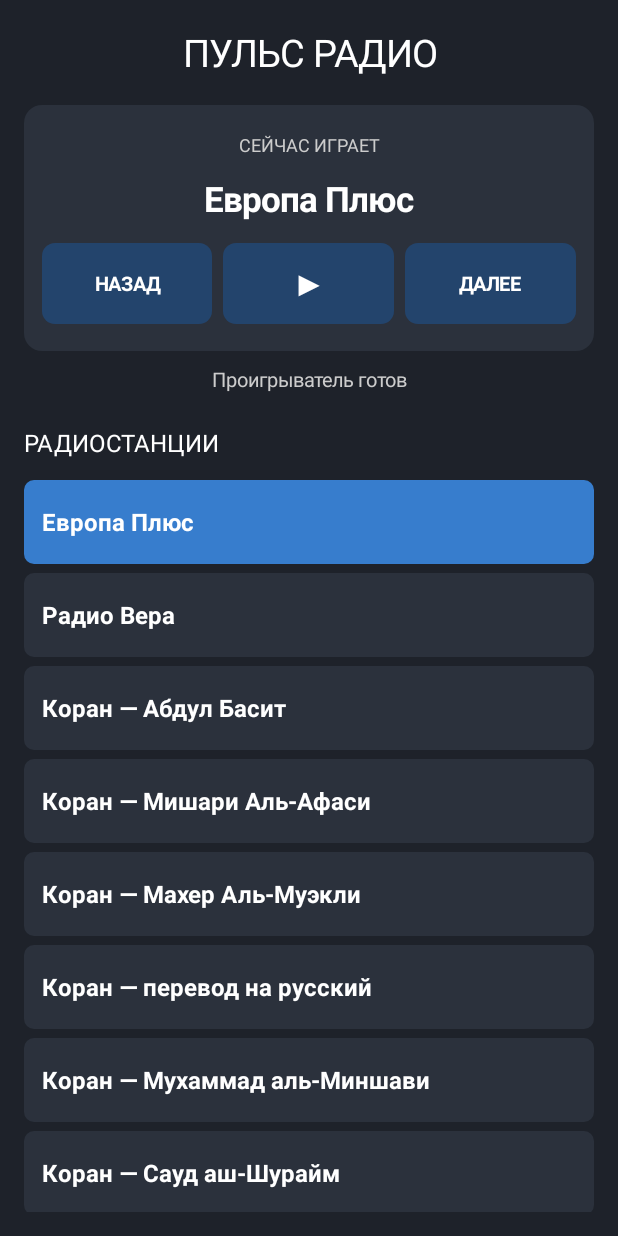
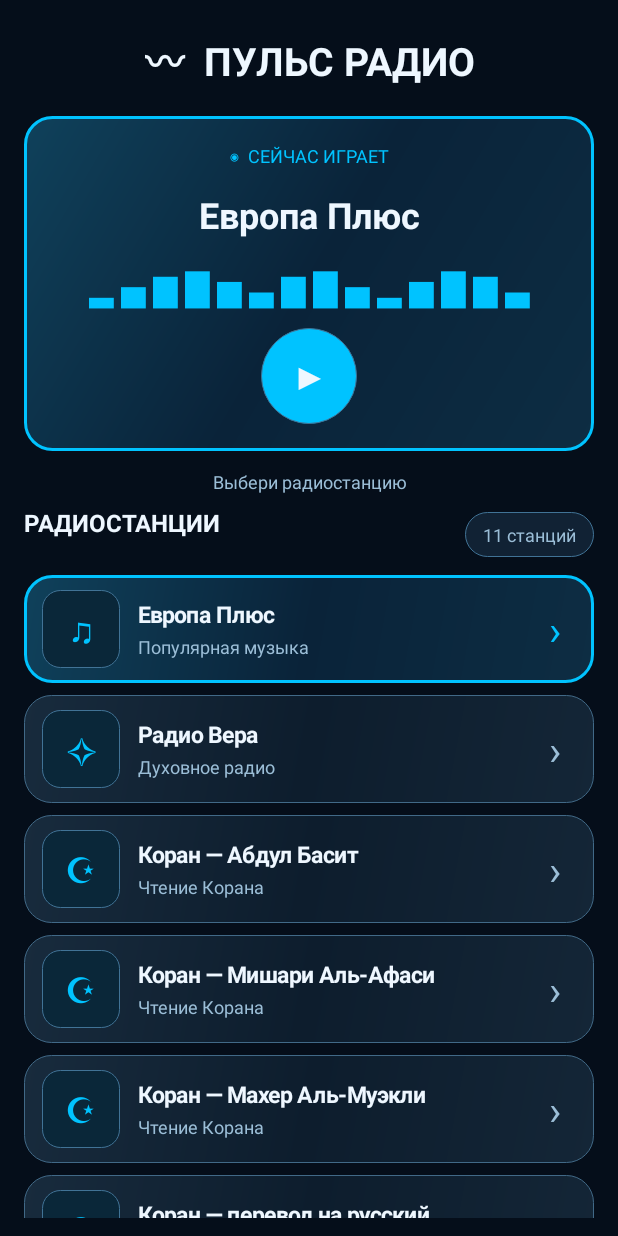
Before and after one commit to diriabas/puls-radio, an Android app: the screen it shows after launch (MainActivity), on a phone screen of 412 x 824 dp. Run offline under Robolectric (Android 15) with nearby library versions, the phone set to English and light mode, and no system bars.

Commit message:
Update MainActivity.kt

```diff
--- a/app/src/main/java/com/pulsradio/app/MainActivity.kt
+++ b/app/src/main/java/com/pulsradio/app/MainActivity.kt
@@ -7,6 +7,7 @@ import android.graphics.Color
 import android.graphics.Typeface
 import android.graphics.drawable.GradientDrawable
 import android.view.Gravity
+import android.view.View
 import android.widget.LinearLayout
 import android.widget.ScrollView
 import android.widget.TextView
@@ -37,34 +38,24 @@ class MainActivity : Activity() {
     private val stationUrls = mapOf(
         "Европа Плюс" to
             "https://hls-01-regions.emgsound.ru/11_msk/96/playlist.m3u8",
-
         "Радио Вера" to
             "https://radiovera.hostingradio.ru:8007/radiovera_128",
-
         "Коран — Абдул Басит" to
             "https://backup.qurango.net/radio/abdulbasit_abdulsamad",
-
         "Коран — Мишари Аль-Афаси" to
             "https://backup.qurango.net/radio/mishary_alafasi",
-
         "Коран — Махер Аль-Муэкли" to
             "https://backup.qurango.net/radio/maher",
-
         "Коран — перевод на русский" to
             "https://backup.qurango.net/radio/translation_quran_Russia",
-
         "Коран — Мухаммад аль-Миншави" to
             "https://radio.mp3islam.com/listen/minshawi/radio.mp3",
-
         "Коран — Сауд аш-Шурайм" to
             "https://radio.mp3islam.com/listen/alshuraim/radio.mp3",
-
         "DFM" to
             "https://dfm.hostingradio.ru/dfm96.aacp",
-
         "Like FM" to
             "https://hls-01-gpm.hostingradio.ru/likefm495/playlist.m3u8",
-
         "Русское Радио" to
             "https://rusradio.hostingradio.ru/rusradio96.aacp"
     )
@@ -76,12 +67,14 @@ class MainActivity : Activity() {
     private lateinit var playButton: TextView
     private lateinit var stationList: LinearLayout
     private lateinit var statusText: TextView
-    private lateinit var scrollView: ScrollView
+    private lateinit var stationCount: TextView
 
-    private val backgroundColor = Color.rgb(30, 34, 42)
-    private val panelColor = Color.rgb(43, 49, 60)
-    private val buttonColor = Color.rgb(35, 68, 108)
-    private val selectedColor = Color.rgb(55, 125, 205)
+    private val backgroundColor = Color.rgb(5, 14, 26)
+    private val panelColor = Color.rgb(17, 34, 52)
+    private val selectedColor = Color.rgb(12, 57, 86)
+    private val accentColor = Color.rgb(0, 195, 255)
+    private val textColor = Color.rgb(238, 247, 255)
+    private val secondaryColor = Color.rgb(155, 190, 215)
 
     override fun onCreate(savedInstanceState: Bundle?) {
         super.onCreate(savedInstanceState)
@@ -101,6 +94,7 @@ class MainActivity : Activity() {
 
                 override fun onIsPlayingChanged(isPlaying: Boolean) {
                     updatePlayButton()
+                    updateStationList()
                 }
 
                 override fun onPlaybackStateChanged(state: Int) {
@@ -109,7 +103,7 @@ class MainActivity : Activity() {
                             showStatus("Подключение к эфиру...")
 
                         Player.STATE_READY ->
-                            showStatus("Поток подключён")
+                            showStatus("Эфир подключён")
 
                         Player.STATE_ENDED ->
                             showStatus("Эфир завершён")
@@ -117,17 +111,21 @@ class MainActivity : Activity() {
                         Player.STATE_IDLE ->
                             showStatus("Ожидание")
                     }
+
+                    updatePlayButton()
+                    updateStationList()
                 }
 
                 override fun onPlayerError(error: PlaybackException) {
                     reportError("Ошибка воспроизведения", error)
+                    updateStationList()
                 }
             })
 
-            showStatus("Проигрыватель готов")
+            showStatus("Выбери радиостанцию")
 
         } catch (error: Throwable) {
-            reportError("Ошибка создания проигрывателя", error)
+            reportError("Ошибка проигрывателя", error)
         }
     }
 
@@ -135,15 +133,16 @@ class MainActivity : Activity() {
         val root = LinearLayout(this).apply {
             orientation = LinearLayout.VERTICAL
             setBackgroundColor(backgroundColor)
-            setPadding(dp(16), dp(8), dp(16), dp(16))
+            setPadding(dp(16), dp(8), dp(16), dp(12))
         }
 
         val header = TextView(this).apply {
-            text = "ПУЛЬС РАДИО"
-            textSize = 25f
-            setTextColor(Color.WHITE)
+            text = "〰  ПУЛЬС РАДИО"
+            textSize = 26f
+            setTextColor(textColor)
             gravity = Gravity.CENTER
-            setPadding(0, dp(10), 0, dp(18))
+            setTypeface(null, Typeface.BOLD)
+            setPadding(0, dp(12), 0, dp(18))
         }
 
         root.addView(header)
@@ -151,93 +150,106 @@ class MainActivity : Activity() {
         val playerPanel = LinearLayout(this).apply {
             orientation = LinearLayout.VERTICAL
             gravity = Gravity.CENTER
-            background = roundedBackground(panelColor, 12)
-            setPadding(dp(12), dp(18), dp(12), dp(18))
+            background = glassBackground(true)
+            setPadding(dp(16), dp(18), dp(16), dp(18))
         }
 
         val nowPlaying = TextView(this).apply {
-            text = "СЕЙЧАС ИГРАЕТ"
+            text = "◉  СЕЙЧАС ИГРАЕТ"
             textSize = 12f
-            setTextColor(Color.LTGRAY)
+            setTextColor(accentColor)
             gravity = Gravity.CENTER
         }
 
         stationTitle = TextView(this).apply {
-            textSize = 23f
-            setTextColor(Color.WHITE)
+            textSize = 24f
+            setTextColor(textColor)
             gravity = Gravity.CENTER
             setTypeface(null, Typeface.BOLD)
-            setPadding(0, dp(12), 0, dp(14))
+            setPadding(0, dp(14), 0, dp(12))
         }
 
-        val controls = LinearLayout(this).apply {
-            orientation = LinearLayout.HORIZONTAL
+        val equalizer = TextView(this).apply {
+            text = "▂ ▄ ▆ ▇ ▅ ▃ ▆ ▇ ▄ ▂ ▅ ▇ ▆ ▃"
+            textSize = 23f
+            setTextColor(accentColor)
             gravity = Gravity.CENTER
+            setPadding(0, dp(4), 0, dp(12))
         }
 
-        val previousButton = createControl("НАЗАД").apply {
-            setOnClickListener { changeStation(-1) }
+        playButton = TextView(this).apply {
+            text = "▶"
+            textSize = 25f
+            setTextColor(textColor)
+            gravity = Gravity.CENTER
+            background = roundBackground(accentColor, 100)
+            setOnClickListener {
+                togglePlayback()
+            }
         }
 
-        playButton = createControl("▶").apply {
-            textSize = 22f
-            setOnClickListener { togglePlayback() }
-        }
+        playerPanel.addView(nowPlaying)
+        playerPanel.addView(stationTitle)
+        playerPanel.addView(equalizer)
 
-        val nextButton = createControl("ДАЛЕЕ").apply {
-            setOnClickListener { changeStation(1) }
-        }
-
-        controls.addView(
-            previousButton,
-            LinearLayout.LayoutParams(0, dp(54), 1f).apply {
-                marginEnd = dp(5)
+        playerPanel.addView(
+            playButton,
+            LinearLayout.LayoutParams(dp(64), dp(64)).apply {
+                gravity = Gravity.CENTER
             }
         )
 
-        controls.addView(
-            playButton,
-            LinearLayout.LayoutParams(0, dp(54), 1f).apply {
-                marginStart = dp(3)
-                marginEnd = dp(3)
-            }
+        root.addView(
+            playerPanel,
+            LinearLayout.LayoutParams(
+                LinearLayout.LayoutParams.MATCH_PARENT,
+                LinearLayout.LayoutParams.WRAP_CONTENT
+            )
         )
 
-        controls.addView(
-            nextButton,
-            LinearLayout.LayoutParams(0, dp(54), 1f).apply {
-                marginStart = dp(5)
-            }
-        )
-
-        playerPanel.addView(nowPlaying)
-        playerPanel.addView(stationTitle)
-        playerPanel.addView(controls)
-
-        root.addView(playerPanel)
-
         statusText = TextView(this).apply {
-            textSize = 13f
-            setTextColor(Color.LTGRAY)
+            textSize = 12f
+            setTextColor(secondaryColor)
             gravity = Gravity.CENTER
-            setPadding(dp(5), dp(10), dp(5), dp(10))
-            text = "Подготовка..."
+            setPadding(dp(5), dp(12), dp(5), dp(8))
+            text = "Выбери радиостанцию"
         }
 
         root.addView(statusText)
 
+        val titleRow = LinearLayout(this).apply {
+            orientation = LinearLayout.HORIZONTAL
+            gravity = Gravity.CENTER_VERTICAL
+        }
+
         val listTitle = TextView(this).apply {
             text = "РАДИОСТАНЦИИ"
             textSize = 16f
-            setTextColor(Color.WHITE)
-            setPadding(0, dp(12), 0, dp(10))
+            setTextColor(textColor)
+            setTypeface(null, Typeface.BOLD)
         }
 
-        root.addView(listTitle)
+        stationCount = TextView(this).apply {
+            text = "${stations.size} станций"
+            textSize = 12f
+            setTextColor(secondaryColor)
+            gravity = Gravity.CENTER
+            background = roundBackground(panelColor, 30)
+            setPadding(dp(12), dp(7), dp(12), dp(7))
+        }
 
-        scrollView = ScrollView(this).apply {
+        titleRow.addView(
+            listTitle,
+            LinearLayout.LayoutParams(0, dp(38), 1f)
+        )
+
+        titleRow.addView(stationCount)
+
+        root.addView(titleRow)
+
+        val scrollView = ScrollView(this).apply {
             clipToPadding = false
-            setPadding(0, dp(4), 0, dp(12))
+            setPadding(0, dp(8), 0, dp(8))
         }
 
         stationList = LinearLayout(this).apply {
@@ -245,27 +257,15 @@ class MainActivity : Activity() {
         }
 
         stations.forEachIndexed { index, station ->
-            val item = TextView(this).apply {
-                text = station
-                textSize = 16f
-                setTextColor(Color.WHITE)
-                setTypeface(null, Typeface.BOLD)
-                gravity = Gravity.CENTER_VERTICAL
-                setPadding(dp(12), 0, dp(12), 0)
-                background = roundedBackground(panelColor, 7)
-
-                setOnClickListener {
-                    selectStation(index)
-                }
-            }
+            val card = createStationCard(index, station)
 
             stationList.addView(
-                item,
+                card,
                 LinearLayout.LayoutParams(
                     LinearLayout.LayoutParams.MATCH_PARENT,
-                    dp(56)
+                    dp(72)
                 ).apply {
-                    bottomMargin = dp(6)
+                    bottomMargin = dp(8)
                 }
             )
         }
@@ -287,75 +287,170 @@ class MainActivity : Activity() {
         updateStationList()
     }
 
-    private fun togglePlayback() {
-        val station = stations[selectedStation]
-        val currentUrl = stationUrls[station]
+    private fun createStationCard(
+        index: Int,
+        station: String
+    ): LinearLayout {
 
-        if (currentUrl == null) {
-            showStatus("Прямой поток не подключён")
-            return
+        val card = LinearLayout(this).apply {
+            orientation = LinearLayout.HORIZONTAL
+            gravity = Gravity.CENTER_VERTICAL
+            background = glassBackground(false)
+            setPadding(dp(12), dp(8), dp(12), dp(8))
+            isClickable = true
+            isFocusable = true
+
+            setOnClickListener {
+                selectStation(index)
+            }
         }
 
-        try {
-            val currentPlayer = player
-
-            if (currentPlayer == null) {
-                showStatus("Проигрыватель не создан")
-                return
+        val icon = TextView(this).apply {
+            text = getStationIcon(station)
+            textSize = 24f
+            gravity = Gravity.CENTER
+            setTextColor(accentColor)
+            background = roundBackground(
+                Color.rgb(10, 39, 57),
+                12
+            )
         }
 
-            if (currentPlayer.isPlaying) {
-                currentPlayer.pause()
-                showStatus("Пауза")
-            } else {
-                showStatus("Запуск: $station...")
+        card.addView(
+            icon,
+            LinearLayout.LayoutParams(dp(52), dp(52)).apply {
+                marginEnd = dp(12)
+            }
+        )
 
-                if (currentPlayer.playbackState == Player.STATE_IDLE) {
-                    currentPlayer.setMediaItem(
-                        MediaItem.fromUri(currentUrl)
-                    )
-                    currentPlayer.prepare()
+        val textColumn = LinearLayout(this).apply {
+            orientation = LinearLayout.VERTICAL
+            gravity = Gravity.CENTER_VERTICAL
         }
 
-                currentPlayer.play()
+        val name = TextView(this).apply {
+            text = station
+            textSize = 15f
+            setTextColor(textColor)
+            setTypeface(null, Typeface.BOLD)
+            maxLines = 1
         }
 
-            updatePlayButton()
+        val description = TextView(this).apply {
+            text = getStationDescription(station)
+            textSize = 12f
+            setTextColor(secondaryColor)
+            setPadding(0, dp(3), 0, 0)
+        }
 
-        } catch (error: Throwable) {
-            reportError("Ошибка при запуске эфира", error)
+        textColumn.addView(name)
+        textColumn.addView(description)
+
+        card.addView(
+            textColumn,
+            LinearLayout.LayoutParams(0, dp(52), 1f)
+        )
+
+        val indicator = TextView(this).apply {
+            text = "›"
+            textSize = 27f
+            setTextColor(secondaryColor)
+            gravity = Gravity.CENTER
+            tag = "indicator"
+        }
+
+        card.addView(
+            indicator,
+            LinearLayout.LayoutParams(dp(28), dp(52))
+        )
+
+        card.tag = "station_$index"
+
+        return card
+    }
+
+    private fun getStationIcon(station: String): String {
+        return when {
+            station == "Европа Плюс" -> "♫"
+            station == "Радио Вера" -> "✧"
+            station.startsWith("Коран") -> "☪"
+            station == "DFM" -> "D"
+            station == "Like FM" -> "L"
+            station == "Русское Радио" -> "R"
+            else -> "♪"
+        }
+    }
+
+    private fun getStationDescription(station: String): String {
+        return when {
+            station.startsWith("Коран") -> "Чтение Корана"
+            station == "Радио Вера" -> "Духовное радио"
+            station == "Европа Плюс" -> "Популярная музыка"
+            station == "Русское Радио" -> "Русская музыка"
+            station == "Like FM" -> "Современные хиты"
+            station == "DFM" -> "Танцевальная музыка"
+            else -> "Прямой эфир"
         }
     }
 
     private fun selectStation(index: Int) {
+        val currentPlayer = player ?: return
+        val station = stations[index]
+        val url = stationUrls[station] ?: return
+
+        try {
+            if (selectedStation == index) {
+                if (currentPlayer.isPlaying) {
+                    currentPlayer.pause()
+                    showStatus("Пауза: $station")
+                } else {
+                    currentPlayer.play()
+                    showStatus("Продолжаем: $station")
+                }
+            } else {
                 selectedStation = index
 
-        try {
-            player?.stop()
-            player?.clearMediaItems()
-        } catch (error: Throwable) {
-            reportError("Ошибка переключения станции", error)
+                currentPlayer.stop()
+                currentPlayer.setMediaItem(MediaItem.fromUri(url))
+                currentPlayer.prepare()
+                currentPlayer.play()
+
+                showStatus("Запуск: $station")
             }
 
             updatePlayerTitle()
             updateStationList()
             updatePlayButton()
 
-        showStatus("Выбрана станция: ${stations[index]}")
-
-        scrollView.post {
-            scrollView.smoothScrollTo(
-                0,
-                stationList.getChildAt(index).top
-            )
+        } catch (error: Throwable) {
+            reportError("Ошибка переключения станции", error)
         }
     }
 
-    private fun changeStation(direction: Int) {
-        val newIndex =
-            (selectedStation + direction + stations.size) % stations.size
+    private fun togglePlayback() {
+        val currentPlayer = player ?: return
 
-        selectStation(newIndex)
+        try {
+            if (currentPlayer.isPlaying) {
+                currentPlayer.pause()
+                showStatus("Пауза")
+            } else {
+                if (currentPlayer.playbackState == Player.STATE_IDLE) {
+                    val url = stationUrls[stations[selectedStation]] ?: return
+                    currentPlayer.setMediaItem(MediaItem.fromUri(url))
+                    currentPlayer.prepare()
+                }
+
+                currentPlayer.play()
+                showStatus("Воспроизведение")
+            }
+
+            updatePlayButton()
+            updateStationList()
+
+        } catch (error: Throwable) {
+            reportError("Ошибка управления эфиром", error)
+        }
     }
 
     private fun updatePlayerTitle() {
@@ -363,18 +458,61 @@ class MainActivity : Activity() {
     }
 
     private fun updatePlayButton() {
+        if (::playButton.isInitialized) {
             playButton.text =
                 if (player?.isPlaying == true) "Ⅱ" else "▶"
         }
+    }
 
     private fun updateStationList() {
+        if (!::stationList.isInitialized) return
+
         for (i in 0 until stationList.childCount) {
-            val item = stationList.getChildAt(i) as? TextView ?: continue
+            val card = stationList.getChildAt(i) as? LinearLayout ?: continue
+            val active = i == selectedStation
+            card.background = glassBackground(active)
 
-            item.background = roundedBackground(
-                if (i == selectedStation) selectedColor else panelColor,
-                7
+            val indicator = card.findViewWithTag<TextView>("indicator")
+            indicator?.apply {
+                text = if (active && player?.isPlaying == true) "♫" else "›"
+                setTextColor(if (active) accentColor else secondaryColor)
+            }
+        }
+    }
+
+    private fun glassBackground(active: Boolean): GradientDrawable {
+        return GradientDrawable(
+            GradientDrawable.Orientation.TL_BR,
+            if (active) {
+                intArrayOf(
+                    Color.rgb(15, 65, 91),
+                    Color.rgb(10, 35, 57),
+                    Color.rgb(13, 45, 67)
                 )
+            } else {
+                intArrayOf(
+                    Color.rgb(24, 43, 61),
+                    Color.rgb(13, 29, 45),
+                    Color.rgb(20, 38, 55)
+                )
+            }
+        ).apply {
+            cornerRadius = dp(18).toFloat()
+            setStroke(
+                dp(if (active) 2 else 1),
+                if (active) accentColor else Color.rgb(65, 105, 135)
+            )
+        }
+    }
+
+    private fun roundBackground(
+        color: Int,
+        radius: Int
+    ): GradientDrawable {
+        return GradientDrawable().apply {
+            setColor(color)
+            cornerRadius = dp(radius).toFloat()
+            setStroke(dp(1), Color.rgb(65, 115, 150))
         }
     }
 
@@ -411,23 +549,10 @@ class MainActivity : Activity() {
     private fun createControl(label: String): TextView {
         return TextView(this).apply {
             text = label
-            textSize = 13f
-            setTextColor(Color.WHITE)
-            setTypeface(null, Typeface.BOLD)
+            textSize = 14f
+            setTextColor(textColor)
             gravity = Gravity.CENTER
-            background = roundedBackground(buttonColor, 9)
-            isClickable = true
-            isFocusable = true
-        }
-    }
-
-    private fun roundedBackground(
-        color: Int,
-        radius: Int
-    ): GradientDrawable {
-        return GradientDrawable().apply {
-            setColor(color)
-            cornerRadius = dp(radius).toFloat()
+            background = roundBackground(panelColor, 12)
         }
     }
 
```
Lines whose indentation alone changed are shown as unchanged.
